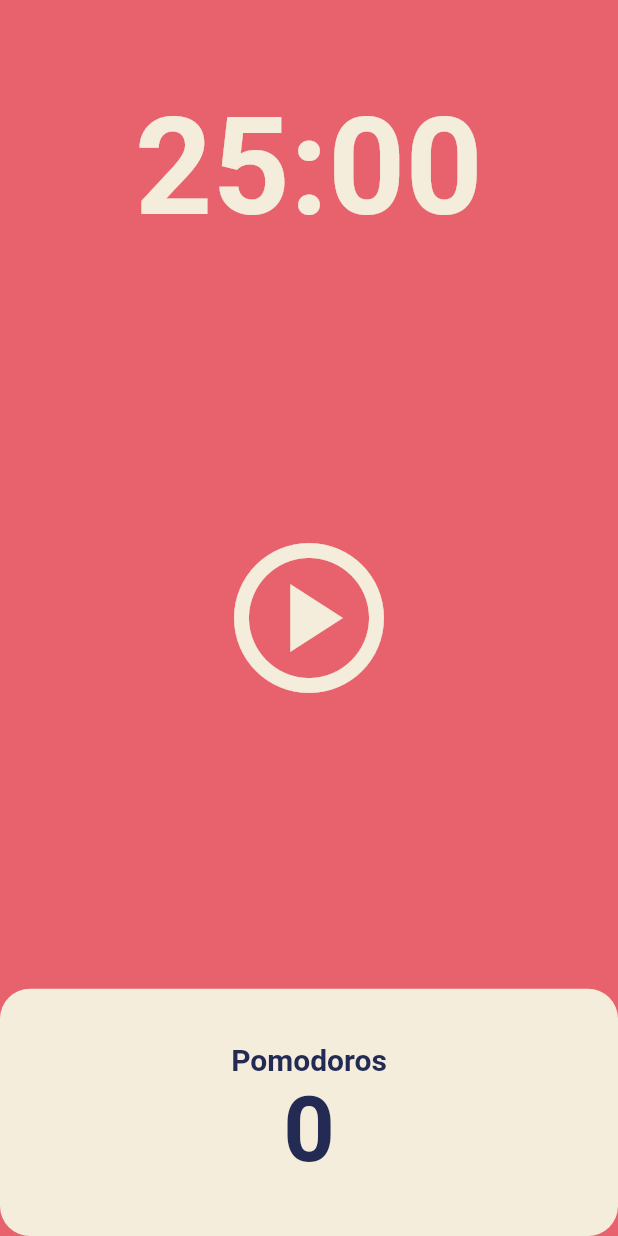
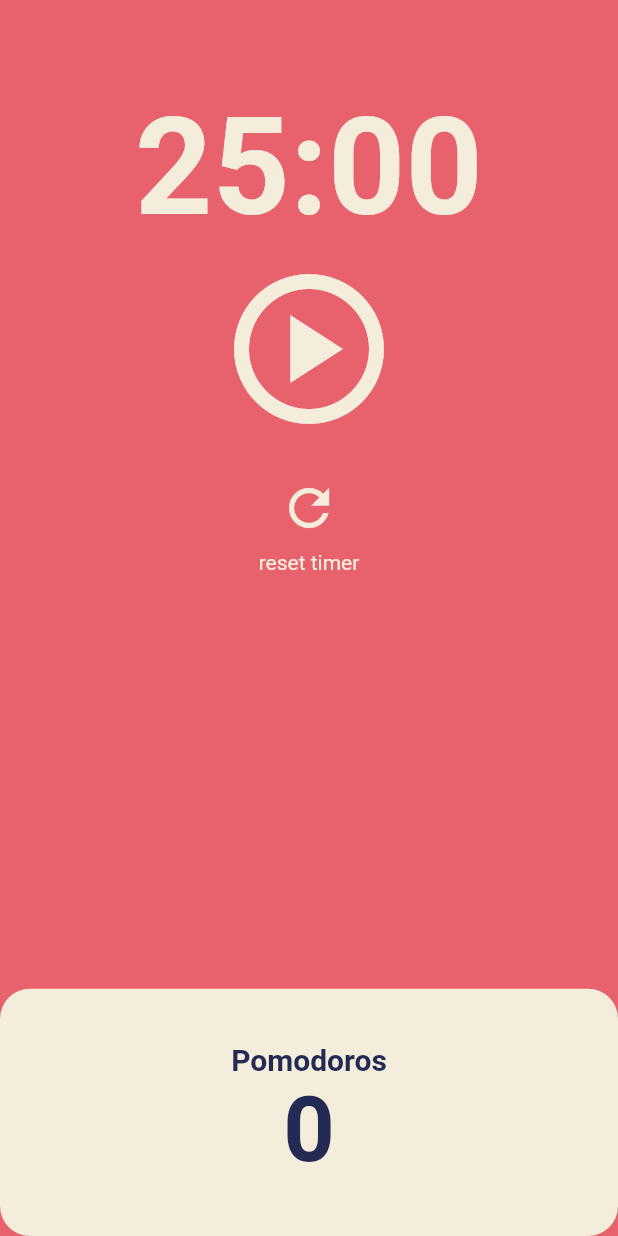
Before and after one commit to jsmile/pomodoro, a Flutter app: the screen it shows after launch, on a phone screen of 412 x 824 dp. Run offline on Flutter 3.47's test engine with Material 2 defaults, Android fonts, the phone set to English and light mode, and no system bars.

```diff
--- a/lib/screens/home_screen.dart
+++ b/lib/screens/home_screen.dart
@@ -55,6 +55,14 @@ class _HomeScreenState extends State<HomeScreen> {
     return duration.toString().split('.').first.substring(2, 7);
   }
 
+  void onResetPressed() {
+    setState(() {
+      iPomodoros = 0;
+      iTotalSeconds = twentyFiveMinutes;
+      timer.cancel();
+    });
+  }
+
   @override
   Widget build(BuildContext context) {
     return Scaffold(
@@ -78,7 +86,9 @@ class _HomeScreenState extends State<HomeScreen> {
           Flexible(
             flex: 3,
             child: Center(
-              child: IconButton(
+              child: Column(
+                children: [
+                  IconButton(
                     onPressed: bIsRunning ? onPausePressed : onStartPressed,
                     icon: Icon(
                       bIsRunning
@@ -87,6 +97,21 @@ class _HomeScreenState extends State<HomeScreen> {
                     ),
                     color: Theme.of(context).cardColor,
                     iconSize: 120,
+                  ),
+                  const SizedBox(height: 10),
+                  IconButton(
+                    onPressed: onResetPressed,
+                    icon: const Icon(Icons.refresh_outlined),
+                    color: Theme.of(context).cardColor,
+                    iconSize: 40,
+                  ),
+                  Text(
+                    'reset timer',
+                    style: TextStyle(
+                      color: Theme.of(context).cardColor,
+                    ),
+                  )
+                ],
               ),
             ),
           ),
```
Lines whose indentation alone changed are shown as unchanged.
